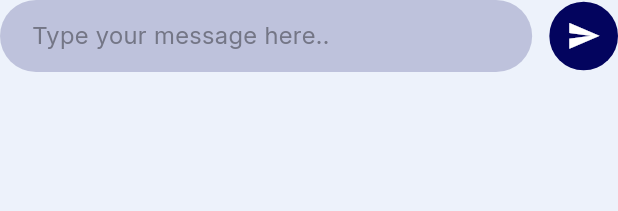
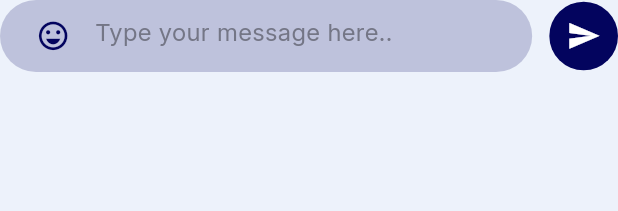
Before and after one commit to paruqute/flutter_angular, a Flutter app: the TextInputWidget widget shown alone on an empty page, opened directly with empty values, on a phone screen of 412 x 824 dp. Shown: the top 211 px of the screen. Run offline on Flutter 3.47's test engine with Material 3 defaults, Android fonts, the phone set to English and light mode, and no system bars; our stand-ins replace emoji_picker_flutter, flutter_screenutil, grouped_list, hive, hive_flutter, webview_flutter; accounts and stored records are empty.

Commit message:
integrated emoji picker package

```diff
--- a/flutter_app/lib/main.dart
+++ b/flutter_app/lib/main.dart
@@ -12,6 +12,7 @@ import 'package:provider/provider.dart';
 import 'models/message.dart';
 
 void main() async{
+
 WidgetsFlutterBinding.ensureInitialized();
   await Hive.initFlutter();
   Hive.registerAdapter(MessageAdapter());
--- a/flutter_app/lib/widgets/text_input.dart
+++ b/flutter_app/lib/widgets/text_input.dart
@@ -10,16 +10,24 @@ class TextInputWidget extends StatelessWidget {
     super.key,
     required this.controller,
     required this.focusNode,
+    required this.showEmojiPicker,
+    this.onTapTextField,
+    required this.scrollController,
+    this.onTapPrefixIcon,
   });
 
   final TextEditingController controller;
   final FocusNode focusNode;
+  final bool showEmojiPicker;
+  final void Function()? onTapTextField;
+  final ScrollController scrollController;
+  final void Function()? onTapPrefixIcon;
+
   @override
   Widget build(BuildContext context) {
     return Row(
       spacing: 10.w,
       children: [
-
         Expanded(
           child: Container(
             padding: EdgeInsets.only(left: 10.w),
@@ -27,16 +35,12 @@ class TextInputWidget extends StatelessWidget {
               color: primaryColor.withValues(alpha: 0.2),
               borderRadius: BorderRadius.circular(30.r),
             ),
-            child: Expanded(
             child: TextField(
-                onTap: () {
-                  if (focusNode.hasFocus) {
-                    print(".............................");
-                    Provider.of<ChatProvider>(context, listen: false).markAllAsRead();
-                  }
-                },
+              onTap: onTapTextField,
               focusNode: focusNode,
               controller: controller,
+              scrollController: scrollController,
+              maxLines: null,
               onSubmitted: (value) {
                 if (controller.text.trim().isEmpty) return;
 
@@ -51,11 +55,19 @@ class TextInputWidget extends StatelessWidget {
               decoration: InputDecoration(
                 border: InputBorder.none,
                 contentPadding: EdgeInsets.all(10),
+                prefixIcon: InkWell(
+
+                  onTap:onTapPrefixIcon ,
+                  child: Icon(
+                    showEmojiPicker? Icons.keyboard_alt_outlined :Icons.emoji_emotions_outlined,
+                    color: primaryColor,
+                    size: 20.w,
+                  ),
+                ),
                 hintText: "Type your message here..",
                 hintStyle: Theme.of(
                   context,
                 ).textTheme.bodyMedium?.copyWith(color: hintColor2),
-                ),
               ),
             ),
           ),
@@ -79,6 +91,4 @@ class TextInputWidget extends StatelessWidget {
       ],
     );
   }
-
-
 }
--- a/flutter_app/pubspec.yaml
+++ b/flutter_app/pubspec.yaml
@@ -41,6 +41,7 @@ dependencies:
   intl: ^0.20.2
   hive: ^2.2.3
   hive_flutter: ^1.1.0
+  emoji_picker_flutter: ^4.4.0
 
 
 dev_dependencies:
```
Also changed, not shown: flutter_app/lib/views/dashboard.dart (+15 -7 lines), flutter_app/lib/views/message_view.dart (+53 -0 lines), flutter_app/pubspec.lock, 6 other files. Lines whose indentation alone changed are shown as unchanged.
